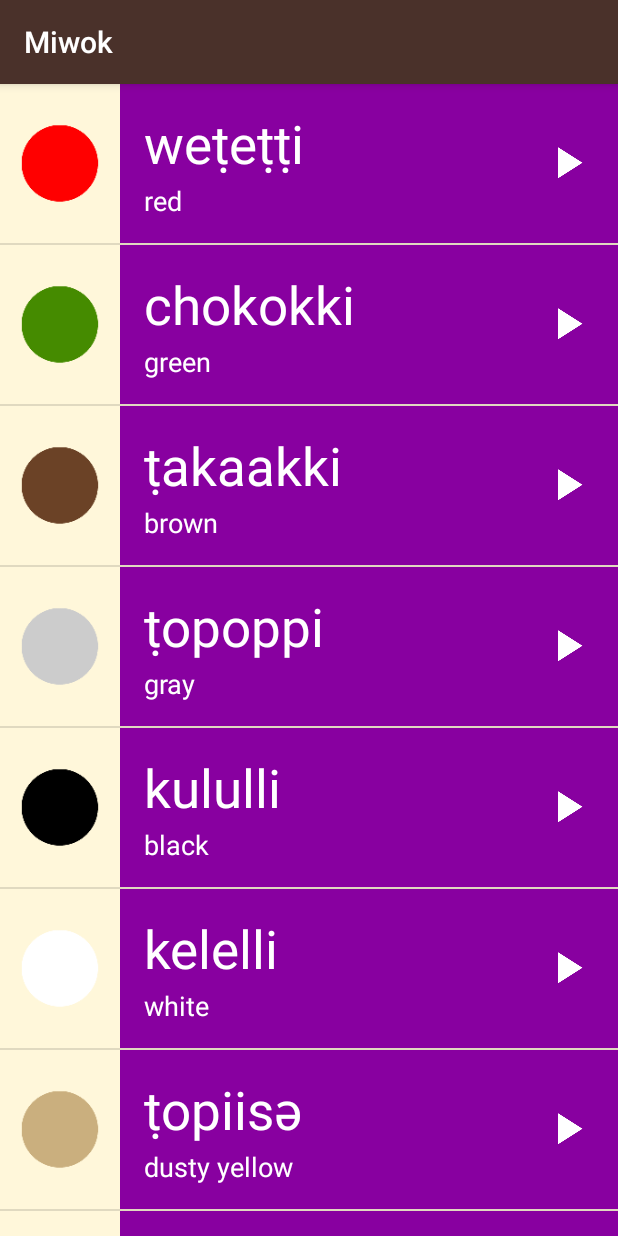
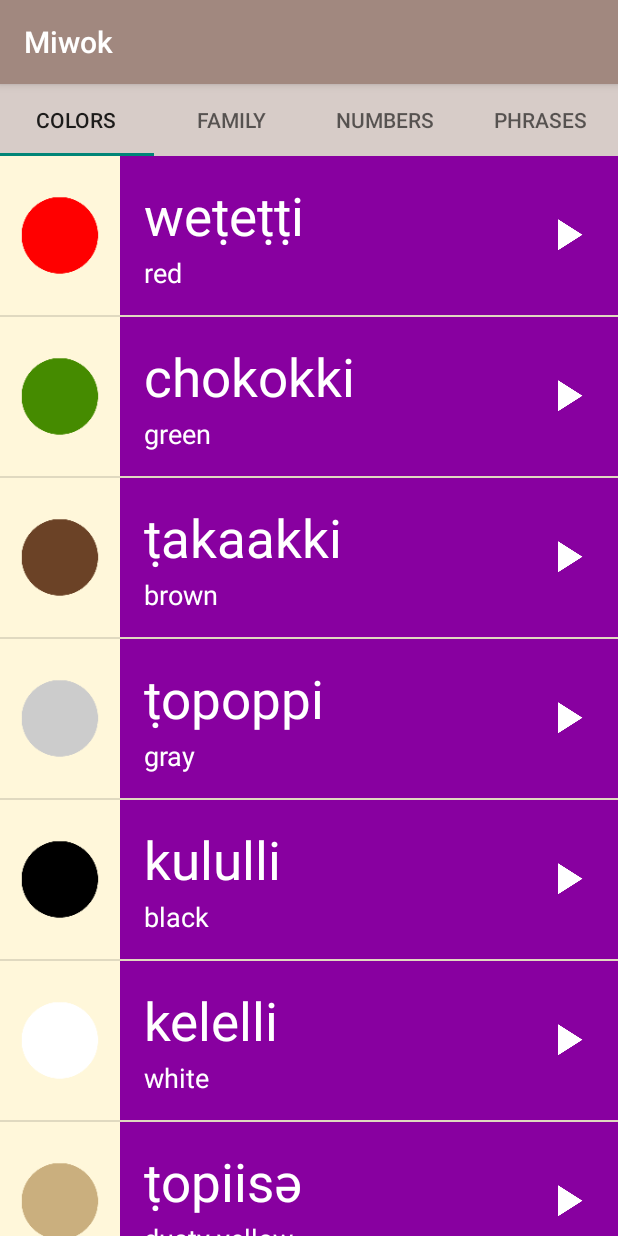
Before and after one commit to mido3ds/Miwok, an Android app: the screen it shows after launch (MainActivity), on a phone screen of 412 x 824 dp. Run offline under Robolectric (Android 15) with nearby library versions, the phone set to English and light mode, and no system bars.

Commit message:
Added TabLayout successfully

```diff
--- a/app/src/main/AndroidManifest.xml
+++ b/app/src/main/AndroidManifest.xml
@@ -17,10 +17,6 @@
                 <category android:name="android.intent.category.LAUNCHER" />
             </intent-filter>
         </activity>
-        <activity android:name=".Activities.ColorsActivity" />
-        <activity android:name=".Activities.FamilyActivity" />
-        <activity android:name=".Activities.NumbersActivity" />
-        <activity android:name=".Activities.PhrasesActivity"></activity>
     </application>
 
 </manifest>
--- a/app/src/main/java/com/example/android/miwok/Activities/MainActivity.java
+++ b/app/src/main/java/com/example/android/miwok/Activities/MainActivity.java
@@ -1,6 +1,7 @@
 package com.example.android.miwok.Activities;
 
 import android.os.Bundle;
+import android.support.design.widget.TabLayout;
 import android.support.v4.view.ViewPager;
 import android.support.v7.app.AppCompatActivity;
 
@@ -18,7 +19,7 @@ public class MainActivity extends AppCompatActivity {
                 new CustomFragmentsPagerAdapter(getSupportFragmentManager());
         viewPager.setAdapter(customFragmentsPagerAdapter);
 
-//        TabLayout tabLayout = (TabLayout) findViewById(R.id.main_tab_layout);
-//        tabLayout.setupWithViewPager(viewPager);
+        TabLayout tabLayout = (TabLayout) findViewById(R.id.main_tab_layout);
+        tabLayout.setupWithViewPager(viewPager);
     }
 }
--- a/app/src/main/java/com/example/android/miwok/Fragments/ColorsFragment.java
+++ b/app/src/main/java/com/example/android/miwok/Fragments/ColorsFragment.java
@@ -18,6 +18,11 @@ public class ColorsFragment extends Fragment {
 
     public ColorsFragment() {
         super();
+    }
+
+    @Override
+    public String toString() {
+        return "Colors";
     }
 
     @Nullable
--- a/app/src/main/java/com/example/android/miwok/Fragments/FamilyFragment.java
+++ b/app/src/main/java/com/example/android/miwok/Fragments/FamilyFragment.java
@@ -18,6 +18,11 @@ public class FamilyFragment extends Fragment {
 
     public FamilyFragment() {
         super();
+    }
+
+    @Override
+    public String toString() {
+        return "Family";
     }
 
     @Nullable
--- a/app/src/main/java/com/example/android/miwok/Fragments/NumbersFragment.java
+++ b/app/src/main/java/com/example/android/miwok/Fragments/NumbersFragment.java
@@ -36,6 +36,11 @@ public class NumbersFragment extends Fragment {
     }
 
     @Override
+    public String toString() {
+        return "Numbers";
+    }
+
+    @Override
     public void onStop() {
         super.onStop();
         onWordItemClickListener.stopPlayingMedia();
--- a/app/src/main/java/com/example/android/miwok/Fragments/PhrasesFragment.java
+++ b/app/src/main/java/com/example/android/miwok/Fragments/PhrasesFragment.java
@@ -36,6 +36,11 @@ public class PhrasesFragment extends Fragment {
     }
 
     @Override
+    public String toString() {
+        return "Phrases";
+    }
+
+    @Override
     public void onStop() {
         super.onStop();
         onWordItemClickListener.stopPlayingMedia();
--- a/app/src/main/java/com/example/android/miwok/ViewPagerUtilites/CustomFragmentsPagerAdapter.java
+++ b/app/src/main/java/com/example/android/miwok/ViewPagerUtilites/CustomFragmentsPagerAdapter.java
@@ -13,9 +13,6 @@ import com.example.android.miwok.Fragments.PhrasesFragment;
 public class CustomFragmentsPagerAdapter extends FragmentPagerAdapter {
     private final Fragment[] fragments = {
             new ColorsFragment(), new FamilyFragment(), new NumbersFragment(), new PhrasesFragment()
-    };
-    private final CharSequence[] fragmentsTitles = {
-            "Colors", "Family", "Numbers", "Phrases"
     };
 
     public CustomFragmentsPagerAdapter(FragmentManager fm) {
@@ -34,6 +31,6 @@ public class CustomFragmentsPagerAdapter extends FragmentPagerAdapter {
 
     @Override
     public CharSequence getPageTitle(int position) {
-        return fragmentsTitles[position];
+        return fragments[position].toString();
     }
 }
--- a/app/src/main/res/layout/activity_category.xml
+++ /dev/null
@@ -1,6 +0,0 @@
-<?xml version="1.0" encoding="utf-8"?>
-<LinearLayout xmlns:android="http://schemas.android.com/apk/res/android"
-    android:id="@+id/container"
-    android:layout_width="match_parent"
-    android:layout_height="match_parent"
-    android:orientation="vertical"/>
--- a/app/src/main/res/layout/activity_main.xml
+++ b/app/src/main/res/layout/activity_main.xml
@@ -1,32 +1,22 @@
 <?xml version="1.0" encoding="utf-8"?>
-<android.support.v4.view.ViewPager xmlns:android="http://schemas.android.com/apk/res/android"
+<LinearLayout xmlns:android="http://schemas.android.com/apk/res/android"
     xmlns:tools="http://schemas.android.com/tools"
     android:layout_width="match_parent"
     android:layout_height="match_parent"
-    android:background="@color/tan_background"
     android:orientation="vertical"
-    android:id="@+id/main_pager"
     tools:context="com.example.android.miwok.Activities.MainActivity">
 
-</android.support.v4.view.ViewPager>
-<!--<android.support.v4.view.ViewPager xmlns:android="http://schemas.android.com/apk/res/android"-->
-    <!--xmlns:tools="http://schemas.android.com/tools"-->
-    <!--android:layout_width="match_parent"-->
-    <!--android:layout_height="match_parent"-->
-    <!--xmlns:app="http://schemas.android.com/apk/res-auto"-->
-    <!--android:orientation="vertical"-->
-    <!--tools:context="com.example.android.miwok.Activities.MainActivity">-->
+    <android.support.design.widget.TabLayout
+        android:layout_width="match_parent"
+        android:layout_height="wrap_content"
+        android:id="@+id/main_tab_layout"
 
-    <!--<android.support.design.widget.TabLayout-->
-        <!--android:layout_width="match_parent"-->
-        <!--android:layout_height="wrap_content"-->
-        <!--android:id="@+id/main_tab_layout"-->
-        <!--app:tabMode="fixed"/>-->
+        android:background="@color/primary_lighter_color"/>
 
-    <!--<android.support.v4.view.ViewPager-->
-        <!--android:layout_width="match_parent"-->
-        <!--android:layout_height="match_parent"-->
-        <!--android:id="@+id/main_pager"-->
-        <!--android:background="@color/tan_background"/>-->
+    <android.support.v4.view.ViewPager
+        android:layout_width="match_parent"
+        android:layout_height="wrap_content"
+        android:id="@+id/main_pager"
+        android:background="@color/tan_background"/>
 
-<!--</android.support.v4.view.ViewPager>-->
+</LinearLayout>
--- a/app/src/main/res/values/colors.xml
+++ b/app/src/main/res/values/colors.xml
@@ -15,10 +15,12 @@
 -->
 <resources>
     <!-- Primary color of the app (shown in the app bar) -->
-    <color name="primary_color">#4A312A</color>
+    <color name="primary_color">#A1887f</color>
 
     <!-- Primary dark color of the app (shown in the status bar) -->
-    <color name="primary_dark_color">#2F1D1A</color>
+    <color name="primary_dark_color">#795548</color>
+
+    <color name="primary_lighter_color">#D7CCC8</color>
 
     <!-- Background color for app -->
     <color name="tan_background">#FFF7DA</color>
```
Also changed, not shown: app/src/main/java/com/example/android/miwok/Activities/ColorsActivity.java (deleted, +0 -18 lines), app/src/main/java/com/example/android/miwok/Activities/FamilyActivity.java (deleted, +0 -18 lines), app/src/main/java/com/example/android/miwok/Activities/NumbersActivity.java (deleted, +0 -18 lines), app/src/main/java/com/example/android/miwok/Activities/PhrasesActivity.java (deleted, +0 -18 lines).
